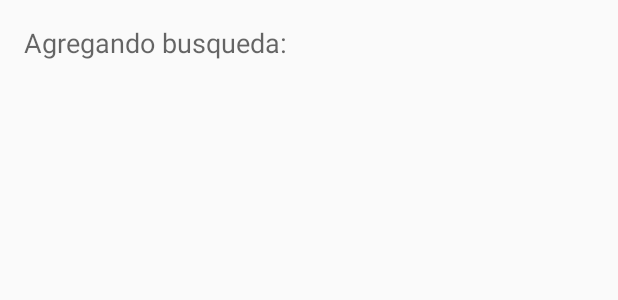
After one commit to DumontIT/mi-mercado-libre_android, an Android app: the layout activity_add_query.xml on its own in the app's theme, with its tools: preview values and no code run, on a phone screen of 412 x 824 dp. The commit adds this screen. Shown: the top 300 px of the screen. Run offline under Robolectric (Android 15) with nearby library versions, the phone set to English and light mode, and no system bars.

Commit message:
Add AddQueryActivity.java. It's not finished yet.

```diff
--- /dev/null
+++ b/Super ML (Mobile App)/src/main/res/layout/activity_add_query.xml
@@ -0,0 +1,18 @@
+<RelativeLayout xmlns:android="http://schemas.android.com/apk/res/android"
+                xmlns:tools="http://schemas.android.com/tools"
+                android:layout_width="match_parent"
+                android:layout_height="match_parent"
+                android:paddingLeft="@dimen/activity_horizontal_margin"
+                android:paddingRight="@dimen/activity_horizontal_margin"
+                android:paddingTop="@dimen/activity_vertical_margin"
+                android:paddingBottom="@dimen/activity_vertical_margin"
+                tools:context="com.nbempire.superml.component.activity.AddQueryActivity">
+
+    <TextView
+        android:text="@string/add_query_introduction_text"
+        android:layout_width="wrap_content"
+        android:layout_height="wrap_content"
+        android:textAppearance="?android:attr/textAppearanceMedium"
+        android:id="@+id/add_query_introduction_text" />
+
+</RelativeLayout>
--- a/Super ML (Mobile App)/src/main/res/values/strings.xml
+++ b/Super ML (Mobile App)/src/main/res/values/strings.xml
@@ -2,8 +2,11 @@
 <resources>
 
     <string name="app_name">Mi Mercado Libre</string>
+
     <string name="title_section_average_price">Precio Promedio</string>
     <string name="title_section_my_queries">Mis Búsquedas</string>
+    <string name="title_activity_add_query">Agregar producto</string>
+
     <string name="action_settings">Configuración</string>
     <string name="query_label">¿Qué estas buscando?</string>
     <string name="search_button_label">Ver Precio Promedio</string>
@@ -12,5 +15,7 @@
     <string name="average_price_must_enter_query">Debe ingresar un producto</string>
     <string name="error_generic">Ocurrió un error, intente de nuevo más tarde</string>
     <string name="home_checking_ml_site">Estás viendo Mercado Libre</string>
+    <string name="save">Guardar</string>
+    <string name="add_query_introduction_text">Agregando busqueda:</string>
 
 </resources>
```
Also changed, not shown: Super ML (Mobile App)/src/main/AndroidManifest.xml (+7 -1 lines), Super ML (Mobile App)/src/main/java/com/nbempire/superml/component/activity/AddQueryActivity.java (added, +40 -0 lines), Super ML (Mobile App)/src/main/java/com/nbempire/superml/component/activity/HomeActivity.java (+17 -2 lines), Super ML (Mobile App)/src/main/res/layout/fragment_average_price.xml (+12 -1 lines), 1 other file.
